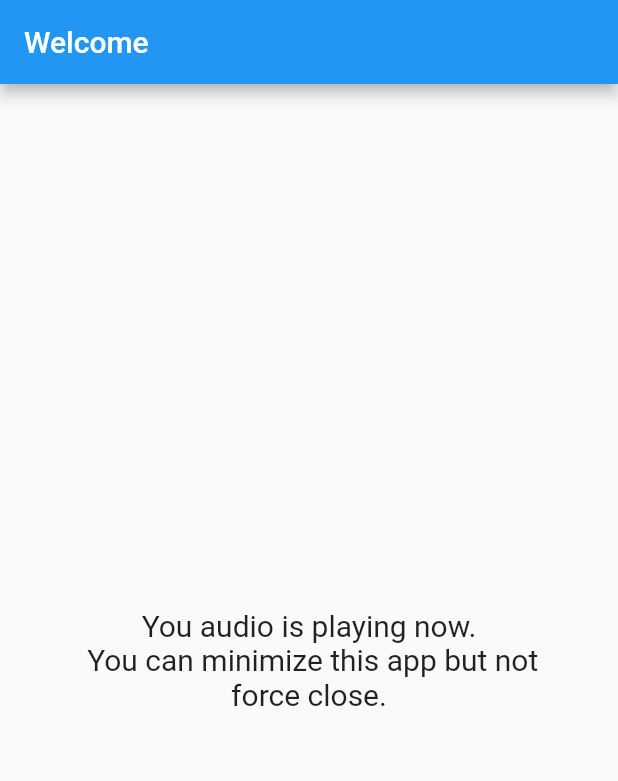
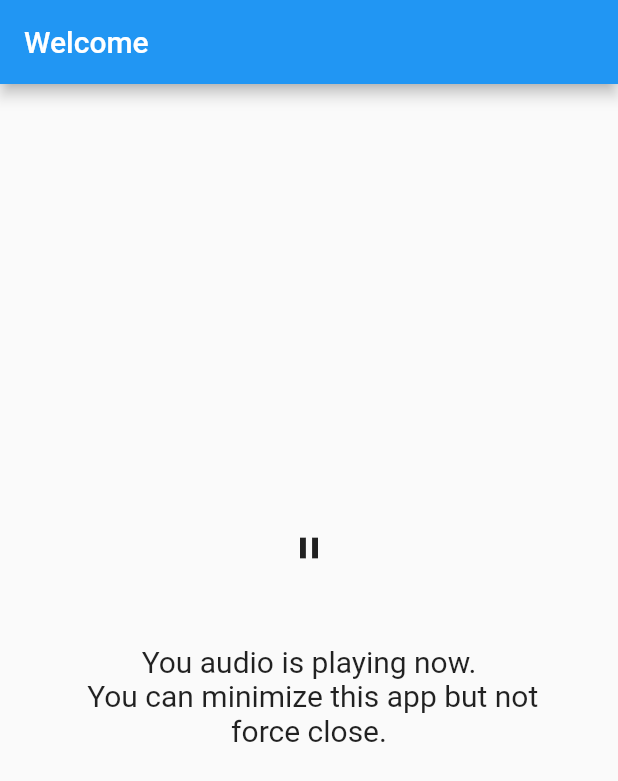
Before and after one commit to Mtayyab-0/flutter_audio_app, a Flutter app: the screen it shows after launch, on a phone screen of 412 x 824 dp. Shown: the top 781 px of the screen. Run offline on Flutter 3.47's test engine with Material 2 defaults, Android fonts, the light colour scheme and no system bars; our stand-ins replace assets_audio_player.

Commit message:
Added play pause functionality

```diff
--- a/lib/main.dart
+++ b/lib/main.dart
@@ -14,6 +14,7 @@
 
 class _MyAppState extends State<MyApp> {
   final assetsAudioPlayer = AssetsAudioPlayer();
+  bool playing = true;
   // AudioPlayer audioPlayer = AudioPlayer();
 
   // final AudioCache audioCache = AudioCache(
@@ -30,6 +31,7 @@
       Audio("assets/ambient_decay.mp3"),
       showNotification: true,
     );
+    playing = true;
     //WidgetsBinding.instance?.addPostFrameCallback((_) {});
   }
 
@@ -42,7 +44,22 @@
           title: const Text('Welcome'),
         ),
         body: Center(
-          child: Container(
+          child: Column(
+            mainAxisSize: MainAxisSize.min,
+            children: <Widget>[
+              IconButton(
+                icon: playing
+                    ? const Icon(Icons.pause)
+                    : const Icon(Icons.play_arrow),
+                tooltip: 'Play/Pause',
+                onPressed: () {
+                  assetsAudioPlayer.playOrPause();
+                  setState(() {
+                    playing = !playing;
+                  });
+                },
+              ),
+              Container(
                 margin: const EdgeInsets.all(40.0),
                 child: const Text(
                   'You audio is playing now.\n You can minimize this app but not force close.',
@@ -50,6 +67,8 @@
                   style: TextStyle(fontSize: 20),
                 ),
               ),
+            ],
+          ),
         ),
       ),
     );
```
Also changed, not shown: 1 other file. Lines whose indentation alone changed are shown as unchanged.
